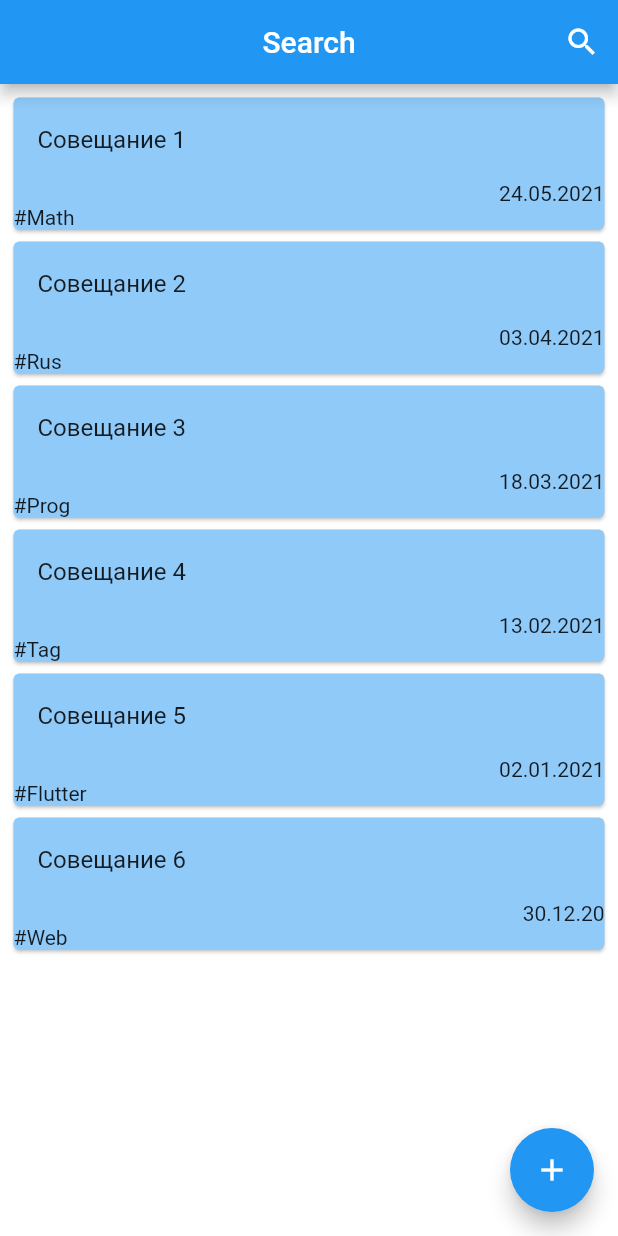
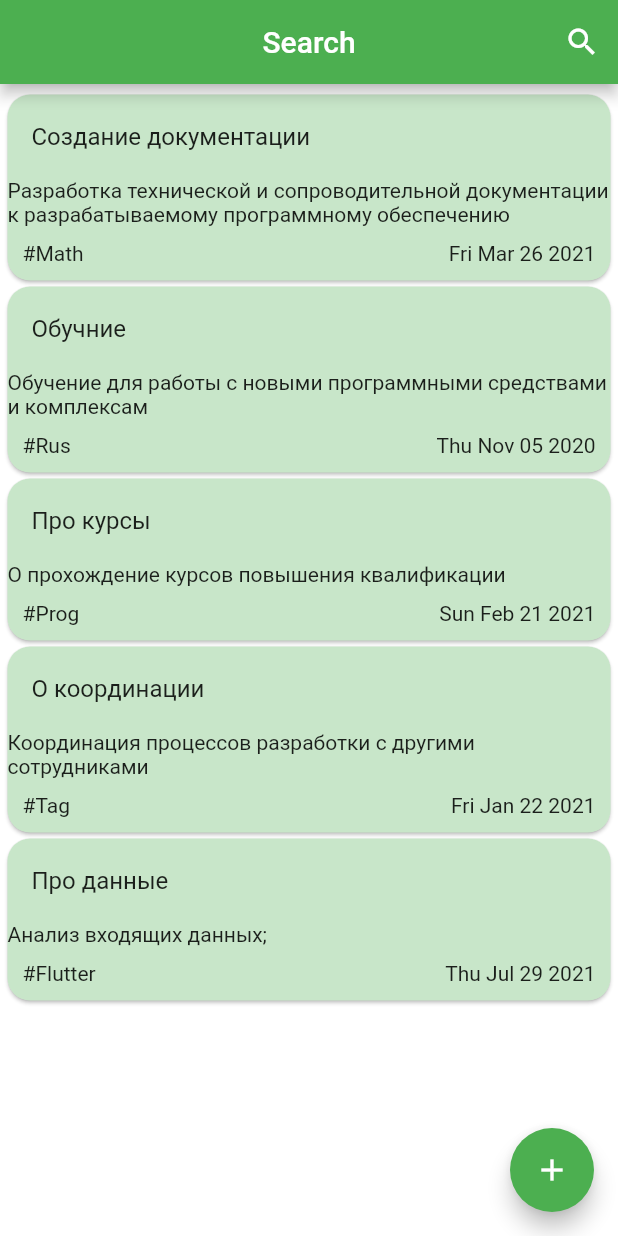
Before and after one commit to mentoster/digital_breakthrough, a Flutter app: the SearchList screen opened directly, on a phone screen of 412 x 824 dp. Run offline on Flutter 3.47's test engine with Material 2 defaults, Android fonts, the phone set to English and light mode, and no system bars; our stand-ins replace curved_navigation_bar; missing offline and left inert: tree_view; network calls fail.

Commit message:
no message

```diff
--- a/lib/chat/screens/chat_screen.dart
+++ b/lib/chat/screens/chat_screen.dart
@@ -27,7 +27,7 @@ class _ChatScreenState extends State<ChatScreen> {
       padding: EdgeInsets.symmetric(horizontal: 25.0, vertical: 15.0),
       width: MediaQuery.of(context).size.width * 0.75,
       decoration: BoxDecoration(
-        color: isMe ? Theme.of(context).accentColor : Color(0xFFFFEFEE),
+        color: isMe ? Color(0x337DD66F) : Color(0x33898F88),
         borderRadius: isMe
             ? BorderRadius.only(
                 topLeft: Radius.circular(15.0),
--- a/lib/chat/screens/home_screen.dart
+++ b/lib/chat/screens/home_screen.dart
@@ -42,7 +42,7 @@ class _HomeScreenState extends State<HomeScreen> {
           Expanded(
             child: Container(
               decoration: BoxDecoration(
-                color: Theme.of(context).accentColor,
+                color: Colors.green[100],
                 borderRadius: BorderRadius.only(
                   topLeft: Radius.circular(30.0),
                   topRight: Radius.circular(30.0),
--- a/lib/chat/widgets/category_selector.dart
+++ b/lib/chat/widgets/category_selector.dart
@@ -12,7 +12,7 @@ class _CategorySelectorState extends State<CategorySelector> {
   Widget build(BuildContext context) {
     return Container(
       height: 90.0,
-      color: Theme.of(context).primaryColor,
+      color: Colors.green,
       child: ListView.builder(
         scrollDirection: Axis.horizontal,
         itemCount: categories.length,
--- a/lib/chat/widgets/favourite_contacts.dart
+++ b/lib/chat/widgets/favourite_contacts.dart
@@ -35,6 +35,7 @@ class FavoriteContacts extends StatelessWidget {
             ),
           ),
           Container(
+            color: Colors.green[100],
             height: 120.0,
             child: ListView.builder(
               padding: EdgeInsets.only(left: 10.0),
--- a/lib/chat/widgets/recent_chat.dart
+++ b/lib/chat/widgets/recent_chat.dart
@@ -37,7 +37,7 @@ class RecentChats extends StatelessWidget {
                   padding:
                       EdgeInsets.symmetric(horizontal: 20.0, vertical: 10.0),
                   decoration: BoxDecoration(
-                    color: chat.unread ? Color(0xFFFFEFEE) : Colors.white,
+                    color: chat.unread ? Color(0x33808080) : Colors.white,
                     borderRadius: BorderRadius.only(
                       topRight: Radius.circular(20.0),
                       bottomRight: Radius.circular(20.0),
@@ -102,7 +102,8 @@ class RecentChats extends StatelessWidget {
                                   ),
                                   alignment: Alignment.center,
                                   child: Text(
-                                    'New',
+                                    'Новая',
+                                    textAlign: TextAlign.start,
                                     style: TextStyle(
                                       color: Colors.white,
                                       fontSize: 12.0,
--- a/lib/history.dart
+++ b/lib/history.dart
@@ -16,28 +16,32 @@ class _SearchListState extends State<SearchList> {
   final key = new GlobalKey<ScaffoldState>();
   final TextEditingController _searchQuery = new TextEditingController();
   final List<String> name = [
-    "Cовещание 1",
-    "Совещание 2",
-    "Совещание 3",
-    "Совещание 4",
-    "Совещание 5",
-    "Совещание 6"
+    "Создание документации",
+    "Обучние",
+    "Про курсы",
+    "О координации",
+    "Про данные"
+  ];
+  final List<String> info = [
+    "Разработка технической и сопроводительной документации к разрабатываемому программному обеспечению",
+    "Обучение для работы с новыми программными средствами и комплексам",
+    "О прохождение курсов повышения квалификации",
+    "Координация процессов разработки с другими сотрудниками",
+    "Анализ входящих данных;"
   ];
   final List<String> date = [
-    "24.05.2021",
-    "03.04.2021",
-    "18.03.2021",
-    "13.02.2021",
-    "02.01.2021",
-    "30.12.20"
+    "Fri Mar 26 2021",
+    "Thu Nov 05 2020",
+    "Sun Feb 21 2021",
+    "Fri Jan 22 2021",
+    "Thu Jul 29 2021"
   ];
   final List<String> moreinfo = [
-    "Раз два три четыре пять шесть семь восемь девять десять",
-    "Одинадцать двенадцать тринадцать четырнадцать пятнадцать шестнадцать",
-    "Семнадцать восемнадцать девятнадцать двадцать двадцать один",
-    "Двадцать один двадцать два двадцать три двадцать четыре двадцать пять",
-    "Двадцать шесть двадцать семь двадцать восемь двадцать девять",
-    "Тридцать тридцать один тридцать два тридцать три тридцать четыре тридцать пять"
+    "Техническая документация на программный продукт (программу) разрабатывается в соответствии с требованиями ГОСТ ЕСПД и её можно разделить на следующие категории: Программная документация – документация, содержащая сведения, необходимые для разработки, изготовления, эксплуатации и сопровождения программы (программного изделия). Эксплуатационная документация – документация, необходимая для обеспечения функционирования и эксплуатации программного изделия.",
+    "Обучение — важнейший этап любого проектаю Современный рынок предъявляет к разработчикам и проектировщикам очень жесткие требования. Только тот, кто сможет в самые сжатые сроки предложить интересную и нужную продукцию, получит признание потребителя, а значит и возможность развивать свой бизнес. Поэтому сейчас уже крайне трудно представить ситуацию из недавнего прошлого, когда системы автоматизации проектирования приобретались для галочки или престижа, а коробки с программами вскоре после покупки отправлялись пылиться на дальние полки КБ или становились любимой игрушкой немногих энтузиастов.",
+    "Повышение квалификации – это один из видов профессионального обучения работников предприятия, которое проводится с целью повышения уровня теоретических знаний, совершенствования практических навыков и умений сотрудников организации в связи с постоянно повышающимися требованиями к их квалификации. Повышение квалификации работников может проводиться по мере необходимости.",
+    "Однако координация действий по реализации этих операций - намного более вариативная и неопределенная деятельность. Собственно, координация и является повседневной базовой функцией управленца. Одно дело определить, кто за какой участок отвечает, другое дело - добиться слаженных действий и достижения некоего общего результата.",
+    "Анализ данных — это всего лишь последовательность шагов, каждый из которых играет ключевую роль для последующих. Этот процесс похож на цепь последовательных, связанных между собой этапов: Определение проблемы ... Определение проблемы. Процесс анализа данных начинается задолго до сбора сырых данных. "
   ];
   final List<String> hash = [
     "#Math",
@@ -76,8 +80,11 @@ class _SearchListState extends State<SearchList> {
   Widget build(BuildContext context) {
     return new Scaffold(
       key: key,
-      floatingActionButton:
-          FloatingActionButton(onPressed: () {}, child: Icon(Icons.add)),
+      floatingActionButton: FloatingActionButton(
+        onPressed: () {},
+        child: Icon(Icons.add, color: Colors.white),
+        backgroundColor: Colors.green,
+      ),
       appBar: buildBar(context),
       body: Container(
         padding: EdgeInsets.all(5),
@@ -102,7 +109,11 @@ class _SearchListState extends State<SearchList> {
   }
 
   Widget buildBar(BuildContext context) {
-    return new AppBar(centerTitle: true, title: appBarTitle, actions: <Widget>[
+    return new AppBar(
+        centerTitle: true,
+        title: appBarTitle,
+        backgroundColor: Colors.green,
+        actions: <Widget>[
           new IconButton(
             icon: actionIcon,
             onPressed: () {
@@ -138,7 +149,7 @@ class _SearchListState extends State<SearchList> {
         child: Container(
             width: 400.0,
             height: 400.0,
-            color: Colors.blue[100],
+            color: Colors.green,
             padding: new EdgeInsets.only(top: 50.0),
             child: Text(
               moreinfo[index],
@@ -151,6 +162,7 @@ class _SearchListState extends State<SearchList> {
           Navigator.pop(context);
         },
         child: Icon(Icons.arrow_back),
+        backgroundColor: Colors.green,
       ),
     );
   }
@@ -158,7 +170,11 @@ class _SearchListState extends State<SearchList> {
   Widget _buildNotesItem(BuildContext context, int index) {
     return Center(
         child: Card(
-        color: Colors.blue[200],
+      shape: RoundedRectangleBorder(
+        borderRadius: BorderRadius.circular(15.0),
+      ),
+      color: Colors.green[100],
+      margin: EdgeInsets.symmetric(vertical: 2),
       child: Column(
         mainAxisSize: MainAxisSize.min,
         children: <Widget>[
@@ -174,21 +190,28 @@ class _SearchListState extends State<SearchList> {
             },
           ),
           Row(
-              mainAxisAlignment: MainAxisAlignment.end,
-              children: <Widget>[
-                Text(date[index]),
-              ],
+              mainAxisAlignment: MainAxisAlignment.start,
+              children: [Expanded(child: Text(info[index]))]),
+          Row(
+            mainAxisAlignment: MainAxisAlignment.spaceBetween,
+            children: [
+              Padding(
+                  padding: EdgeInsets.symmetric(
+                    horizontal: 10.0,
+                    vertical: 10.0,
                   ),
-            Row(
-              mainAxisAlignment: MainAxisAlignment.start,
-              children: <Widget>[
-                Text(hash[index]),
+                  child: Text(hash[index])),
+              Padding(
+                  padding: EdgeInsets.symmetric(
+                    horizontal: 10.0,
+                    vertical: 10.0,
+                  ),
+                  child: Text(date[index], textAlign: TextAlign.right)),
             ],
           ),
         ],
       ),
-      ),
-    );
+    ));
   }
 
   void _handleSearchStart() {
--- a/lib/main_screen.dart
+++ b/lib/main_screen.dart
@@ -23,7 +23,7 @@ class _BottomNavBarState extends State<BottomNavBar> {
     return Scaffold(
       bottomNavigationBar: CurvedNavigationBar(
         key: _bottomNavigationKey,
-        index: 0,
+        index: _page,
         height: 50.0,
         items: <Widget>[
           Icon(Icons.explore, size: 30, color: navIconColor),
@@ -45,6 +45,9 @@ class _BottomNavBarState extends State<BottomNavBar> {
       ),
       body: Container(
         child: PageView(
+          onPageChanged: (int pg) {
+            _page = pg;
+          },
           controller: _controller, // assign it to PageView
           children: <Widget>[
             MapVkld(),
--- a/lib/profile.dart
+++ b/lib/profile.dart
@@ -18,6 +18,7 @@ class Profile extends StatelessWidget {
   String position = 'бухгалтерия';
   String number = '8(916)-205-35-80';
   String email = 'NeoMatrix@mos.ru';
+  bool isMyProfile;
   Profile(this.id, this.position) {
     print("constructor");
   }
@@ -55,9 +56,7 @@ class Profile extends StatelessWidget {
         builder: (BuildContext context, AsyncSnapshot snapshot) {
           if (snapshot.data == null) {
             return Container(
-              child: Center(
-                child: Text("Загрузка..."),
-              ),
+              color: Colors.white,
             );
           } else {
             for (var i in snapshot.data) {
```
Also changed, not shown: lib/map.dart (+20 -6 lines), lib/search.dart (deleted, +0 -198 lines), lib/tasks.dart (+25 -2 lines). Lines whose indentation alone changed are shown as unchanged.
